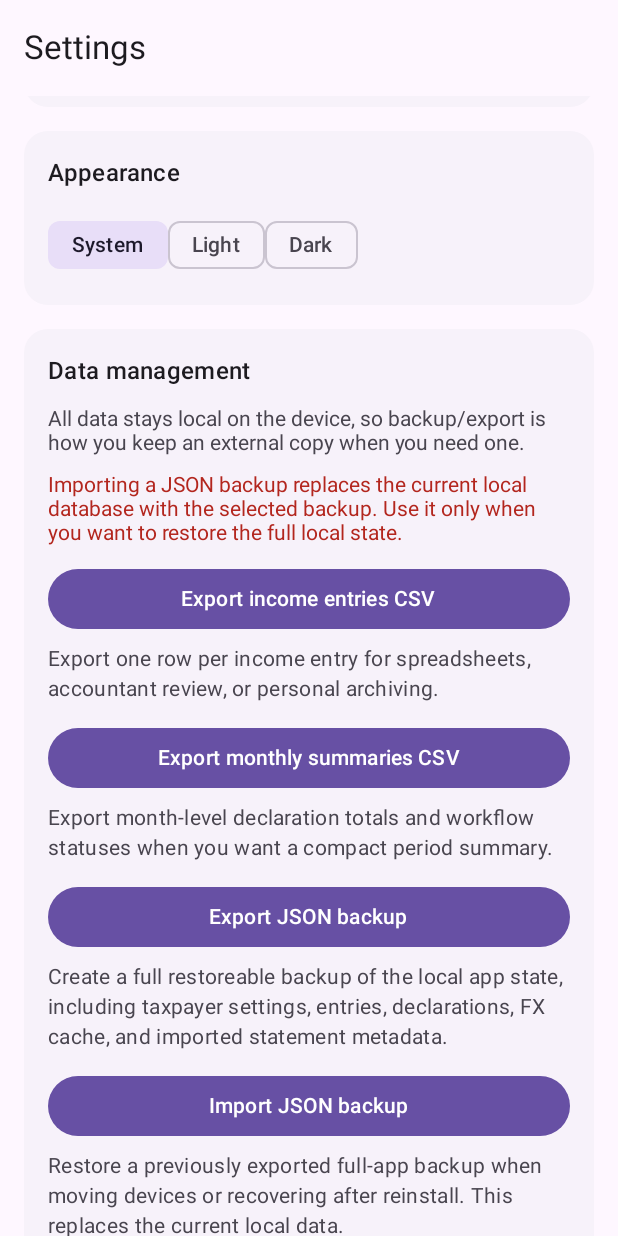
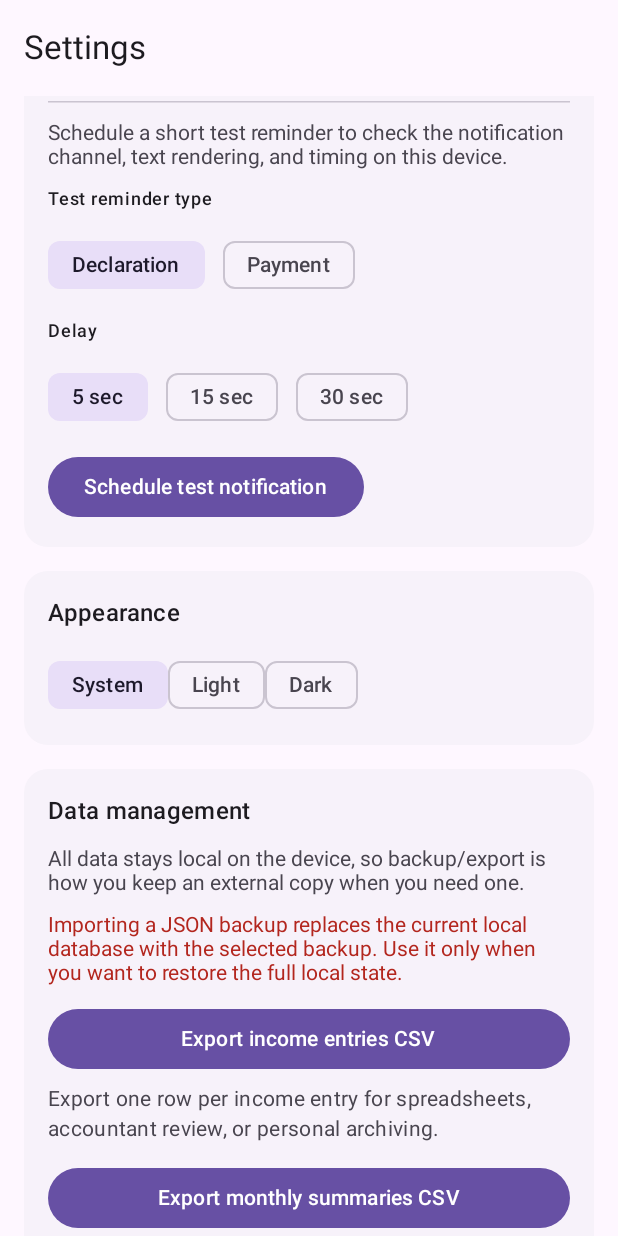
Before and after one commit to queukat/sbs-georgia-android, an Android app built with Jetpack Compose: the composable SettingsRoute shown on its own in the app's theme, scrolled down 1730 dp, on a phone screen of 412 x 824 dp. Run offline under Robolectric (Android 15) with nearby library versions, the light colour scheme and no system bars; our stand-ins replace Dagger/Hilt's generated code, Navigation 3, Room's generated code; libraries missing offline, so code that uses them is left out: androidx.hilt.lifecycle.

Commit message:
Fix statement import and reminder flow

```diff
--- a/app/build.gradle.kts
+++ b/app/build.gradle.kts
@@ -30,8 +30,8 @@ android {
         applicationId = "com.queukat.sbsgeorgia"
         minSdk = 24
         targetSdk = 36
-        versionCode = 6
-        versionName = "1.0.5"
+        versionCode = 7
+        versionName = "1.0.6"
 
         testInstrumentationRunner = "androidx.test.runner.AndroidJUnitRunner"
     }
--- a/app/src/main/java/com/queukat/sbsgeorgia/domain/service/MonthlyDeclarationPlanner.kt
+++ b/app/src/main/java/com/queukat/sbsgeorgia/domain/service/MonthlyDeclarationPlanner.kt
@@ -141,6 +141,7 @@ class MonthlyDeclarationPlanner @Inject constructor(
             unresolvedFxCount = snapshots.sumOf { it.unresolvedFxCount },
             unsettledMonthsCount = snapshots.count {
                 !it.period.outOfScope &&
+                    !now.isBefore(it.period.filingWindow.start) &&
                     it.workflowStatus !in terminalStatuses &&
                     (it.graph20TotalGel > BigDecimal.ZERO || it.zeroDeclarationSuggested || it.zeroDeclarationPrepared)
             },
--- a/app/src/main/java/com/queukat/sbsgeorgia/ui/settings/SettingsScreen.kt
+++ b/app/src/main/java/com/queukat/sbsgeorgia/ui/settings/SettingsScreen.kt
@@ -55,6 +55,7 @@ import com.queukat.sbsgeorgia.domain.model.OnboardingDocumentType
 import com.queukat.sbsgeorgia.domain.model.OnboardingImportPreview
 import com.queukat.sbsgeorgia.domain.model.OnboardingPreviewNote
 import com.queukat.sbsgeorgia.domain.model.ThemeMode
+import com.queukat.sbsgeorgia.domain.service.ReminderType
 import com.queukat.sbsgeorgia.ui.common.SbsTopAppBar
 import com.queukat.sbsgeorgia.ui.common.AppSection
 import com.queukat.sbsgeorgia.ui.common.DatePickerField
@@ -152,6 +153,7 @@ fun SettingsRoute(
         onDeclarationEnabledChanged = viewModel::updateDeclarationEnabled,
         onPaymentEnabledChanged = viewModel::updatePaymentEnabled,
         onThemeModeChanged = viewModel::updateThemeMode,
+        onScheduleTestReminder = viewModel::scheduleTestReminder,
         onImportRegistryExtract = {
             pendingDocumentImportAction = SettingsDocumentImportAction.IMPORT_REGISTRY_EXTRACT
             importDocumentLauncher.launch(arrayOf("application/pdf"))
@@ -218,6 +220,7 @@ fun SettingsScreen(
     onDeclarationEnabledChanged: (Boolean) -> Unit = {},
     onPaymentEnabledChanged: (Boolean) -> Unit = {},
     onThemeModeChanged: (ThemeMode) -> Unit = {},
+    onScheduleTestReminder: (ReminderType, Long) -> Unit = { _, _ -> },
     onImportRegistryExtract: () -> Unit = {},
     onImportCertificate: () -> Unit = {},
     onApplyPreview: () -> Unit = {},
@@ -232,6 +235,10 @@ fun SettingsScreen(
 ) {
     var showHelpFaq by rememberSaveable { mutableStateOf(false) }
     var showQuickStartGuide by rememberSaveable { mutableStateOf(false) }
+    var testReminderTypeName by rememberSaveable { mutableStateOf(ReminderType.DECLARATION.name) }
+    var testReminderDelaySeconds by rememberSaveable { mutableStateOf(5L) }
+    val testReminderType = ReminderType.valueOf(testReminderTypeName)
+    val reminderDelayOptions = listOf(5L, 15L, 30L)
 
     Scaffold(
         containerColor = MaterialTheme.colorScheme.background,
@@ -482,6 +489,68 @@ fun SettingsScreen(
                         onCheckedChange = onPaymentEnabledChanged,
                     )
                 }
+                HorizontalDivider()
+                Text(
+                    stringResource(R.string.settings_test_notifications_body),
+                    color = MaterialTheme.colorScheme.onSurfaceVariant,
+                )
+                Text(
+                    stringResource(R.string.settings_test_notification_type),
+                    style = MaterialTheme.typography.labelMedium,
+                )
+                FlowRow(
+                    horizontalArrangement = Arrangement.spacedBy(12.dp),
+                    verticalArrangement = Arrangement.spacedBy(12.dp),
+                ) {
+                    ReminderType.entries.forEach { type ->
+                        FilterChip(
+                            selected = testReminderTypeName == type.name,
+                            onClick = { testReminderTypeName = type.name },
+                            label = {
+                                Text(
+                                    stringResource(
+                                        when (type) {
+                                            ReminderType.DECLARATION ->
+                                                R.string.settings_test_notification_type_declaration
+                                            ReminderType.PAYMENT ->
+                                                R.string.settings_test_notification_type_payment
+                                        },
+                                    ),
+                                )
+                            },
+                        )
+                    }
+                }
+                Text(
+                    stringResource(R.string.settings_test_notification_delay),
+                    style = MaterialTheme.typography.labelMedium,
+                )
+                FlowRow(
+                    horizontalArrangement = Arrangement.spacedBy(12.dp),
+                    verticalArrangement = Arrangement.spacedBy(12.dp),
+                ) {
+                    reminderDelayOptions.forEach { delaySeconds ->
+                        FilterChip(
+                            selected = testReminderDelaySeconds == delaySeconds,
+                            onClick = { testReminderDelaySeconds = delaySeconds },
+                            label = {
+                                Text(
+                                    stringResource(
+                                        R.string.settings_test_notification_delay_seconds,
+                                        delaySeconds,
+                                    ),
+                                )
+                            },
+                        )
+                    }
+                }
+                Button(
+                    onClick = { onScheduleTestReminder(testReminderType, testReminderDelaySeconds) },
+                    enabled = !uiState.isSaving && !uiState.isDataOperationInProgress,
+                    modifier = Modifier.testTag("settings-test-notification-button"),
+                ) {
+                    Text(stringResource(R.string.settings_send_test_notification))
+                }
             }
 
             AppSection(title = stringResource(R.string.settings_section_appearance)) {
--- a/app/src/main/java/com/queukat/sbsgeorgia/worker/ReminderNotifications.kt
+++ b/app/src/main/java/com/queukat/sbsgeorgia/worker/ReminderNotifications.kt
@@ -68,6 +68,9 @@ object ReminderNotifications {
             .setPriority(NotificationCompat.PRIORITY_DEFAULT)
             .build()
 
-        NotificationManagerCompat.from(context).notify(notificationId, notification)
+        NotificationManagerCompat.from(context).notify(
+            reminderNotification.notificationId ?: notificationId,
+            notification,
+        )
     }
 }
--- a/app/src/main/res/values/strings_settings.xml
+++ b/app/src/main/res/values/strings_settings.xml
@@ -23,6 +23,18 @@
     <string name="settings_reminder_days_hint">Comma-separated days from 1 to 15, for example 10,13,15</string>
     <string name="settings_enable_declaration_reminders">Enable declaration reminders</string>
     <string name="settings_enable_payment_reminders">Enable payment reminders</string>
+    <string name="settings_test_notifications_body">Schedule a short test reminder to check the notification channel, text rendering, and timing on this device.</string>
+    <string name="settings_test_notification_type">Test reminder type</string>
+    <string name="settings_test_notification_type_declaration">Declaration</string>
+    <string name="settings_test_notification_type_payment">Payment</string>
+    <string name="settings_test_notification_delay">Delay</string>
+    <string name="settings_test_notification_delay_seconds">%1$d sec</string>
+    <string name="settings_send_test_notification">Schedule test notification</string>
+    <string name="settings_message_test_notification_scheduled">%1$s test notification scheduled in %2$d seconds.</string>
+    <string name="settings_test_notification_generic_declaration_title">Test declaration reminder</string>
+    <string name="settings_test_notification_generic_declaration_body">This is a test declaration reminder from Settings. Real reminders reuse the current due-period state when it is available.</string>
+    <string name="settings_test_notification_generic_payment_title">Test payment reminder</string>
+    <string name="settings_test_notification_generic_payment_body">This is a test payment reminder from Settings. Real reminders reuse the current due-period state when it is available.</string>
     <string name="settings_data_management_body">All data stays local on the device, so backup/export is how you keep an external copy when you need one.</string>
     <string name="settings_data_management_warning">Importing a JSON backup replaces the current local database with the selected backup. Use it only when you want to restore the full local state.</string>
     <string name="settings_export_income_csv">Export income entries CSV</string>
```
Also changed, not shown: app/src/main/java/com/queukat/sbsgeorgia/domain/service/ReminderPlanner.kt (+75 -17 lines), app/src/main/java/com/queukat/sbsgeorgia/domain/usecase/StatementImportUseCases.kt (+42 -5 lines), app/src/main/java/com/queukat/sbsgeorgia/ui/settings/SettingsViewModel.kt (+57 -0 lines), app/src/main/java/com/queukat/sbsgeorgia/worker/ReminderTestScheduler.kt (added, +75 -0 lines), 4 other files.
